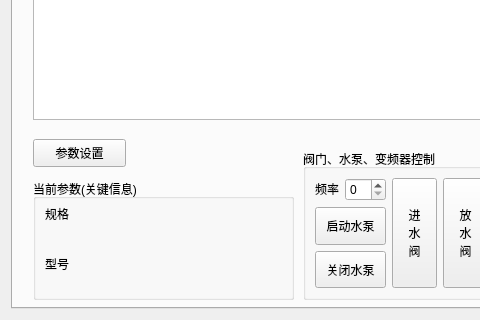
Qt form source/weightMethod/weightmethod.ui (flimmy78/qtverify) before a commit; both pictures show x 0 to 480 and y 518 to 838 of the 1284 by 838 pixel window.
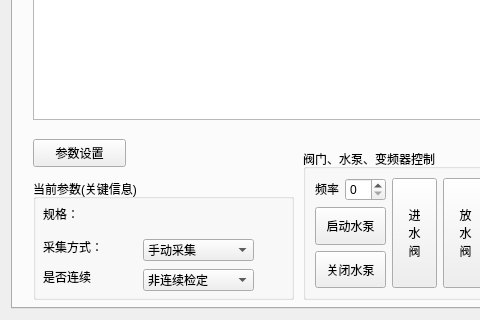
The same form after that commit.

Commit message: 设置完参数，质量法界面响应变化，显示几个关键参数。 检定记录存库，尚有问题，需要优化数据库接口。

The edit to the form file:
```diff
--- a/source/weightMethod/weightmethod.ui
+++ b/source/weightMethod/weightmethod.ui
@@ -57,29 +57,82 @@
        <widget class="QLabel" name="label">
         <property name="geometry">
          <rect>
-          <x>12</x>
+          <x>10</x>
           <y>27</y>
-          <width>30</width>
+          <width>81</width>
           <height>16</height>
          </rect>
         </property>
         <property name="text">
-         <string>规格</string>
+         <string>规格：</string>
         </property>
        </widget>
        <widget class="QLabel" name="label_2">
         <property name="geometry">
          <rect>
-          <x>12</x>
-          <y>77</y>
-          <width>30</width>
+          <x>10</x>
+          <y>60</y>
+          <width>81</width>
           <height>16</height>
          </rect>
         </property>
         <property name="text">
-         <string>型号</string>
+         <string>采集方式：</string>
         </property>
        </widget>
+       <widget class="QLabel" name="label_15">
+        <property name="geometry">
+         <rect>
+          <x>10</x>
+          <y>90</y>
+          <width>81</width>
+          <height>16</height>
+         </rect>
+        </property>
+        <property name="text">
+         <string>是否连续</string>
+        </property>
+       </widget>
+       <widget class="QComboBox" name="cmbAutoPick">
+        <property name="geometry">
+         <rect>
+          <x>110</x>
+          <y>60</y>
+          <width>111</width>
+          <height>22</height>
+         </rect>
+        </property>
+        <item>
+         <property name="text">
+          <string>手动采集</string>
+         </property>
+        </item>
+        <item>
+         <property name="text">
+          <string>自动采集</string>
+         </property>
+        </item>
+       </widget>
+       <widget class="QComboBox" name="cmbContinue">
+        <property name="geometry">
+         <rect>
+          <x>110</x>
+          <y>90</y>
+          <width>111</width>
+          <height>22</height>
+         </rect>
+        </property>
+        <item>
+         <property name="text">
+          <string>非连续检定</string>
+         </property>
+        </item>
+        <item>
+         <property name="text">
+          <string>连续检定</string>
+         </property>
+        </item>
+       </widget>
       </widget>
       <widget class="QGroupBox" name="groupBox_2">
        <property name="geometry">
```
Left out of the diff: 4 changed lines with no effect on the pictures. The commit also changes 7 other files.
